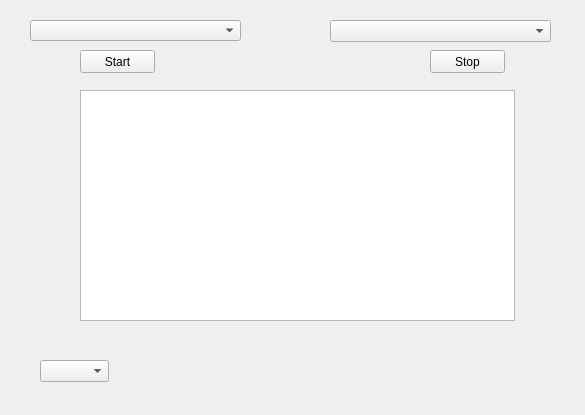
First picture: the form in widget.ui, repository Naxisigut/TestForAudioDevice, before the edit.
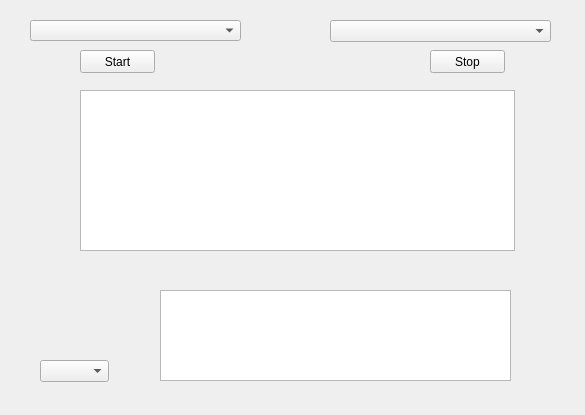
Second picture: the form after the edit.

```diff
--- a/widget.ui
+++ b/widget.ui
@@ -65,7 +65,7 @@
      <x>80</x>
      <y>90</y>
      <width>435</width>
-     <height>231</height>
+     <height>161</height>
     </rect>
    </property>
    <property name="minimumSize">
@@ -85,6 +85,16 @@
     </rect>
    </property>
   </widget>
+  <widget class="QTextEdit" name="textEdit">
+   <property name="geometry">
+    <rect>
+     <x>160</x>
+     <y>290</y>
+     <width>351</width>
+     <height>91</height>
+    </rect>
+   </property>
+  </widget>
  </widget>
  <resources/>
  <connections/>
```
